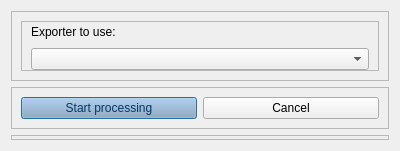
mad-lab-fau/mad-gui, file mad_gui/qt_designer/plugin_selection.ui: the form before one commit.
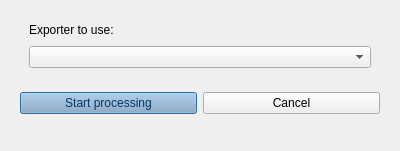
The form after the commit.

Commit message: Remove fram in QFrame in all windows

```diff
--- a/mad_gui/qt_designer/plugin_selection.ui
+++ b/mad_gui/qt_designer/plugin_selection.ui
@@ -23,7 +23,7 @@
       </sizepolicy>
      </property>
      <property name="frameShape">
-      <enum>QFrame::StyledPanel</enum>
+      <enum>QFrame::NoFrame</enum>
      </property>
      <property name="frameShadow">
       <enum>QFrame::Raised</enum>
@@ -38,7 +38,7 @@
          </sizepolicy>
         </property>
         <property name="frameShape">
-         <enum>QFrame::StyledPanel</enum>
+         <enum>QFrame::NoFrame</enum>
         </property>
         <property name="frameShadow">
          <enum>QFrame::Raised</enum>
@@ -113,7 +113,7 @@
       </sizepolicy>
      </property>
      <property name="frameShape">
-      <enum>QFrame::StyledPanel</enum>
+      <enum>QFrame::NoFrame</enum>
      </property>
      <property name="frameShadow">
       <enum>QFrame::Raised</enum>
@@ -356,7 +356,7 @@
    <item>
     <widget class="QFrame" name="frame_exporter">
      <property name="frameShape">
-      <enum>QFrame::StyledPanel</enum>
+      <enum>QFrame::NoFrame</enum>
      </property>
      <property name="frameShadow">
       <enum>QFrame::Raised</enum>
```
The commit also changes 2 other files.
